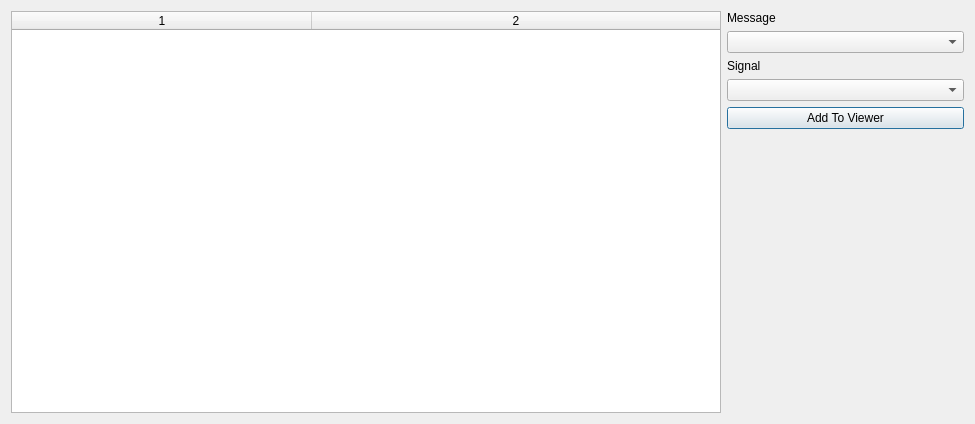
Old version of the form ui/signalviewerwindow.ui in the repository collin80/SavvyCAN.
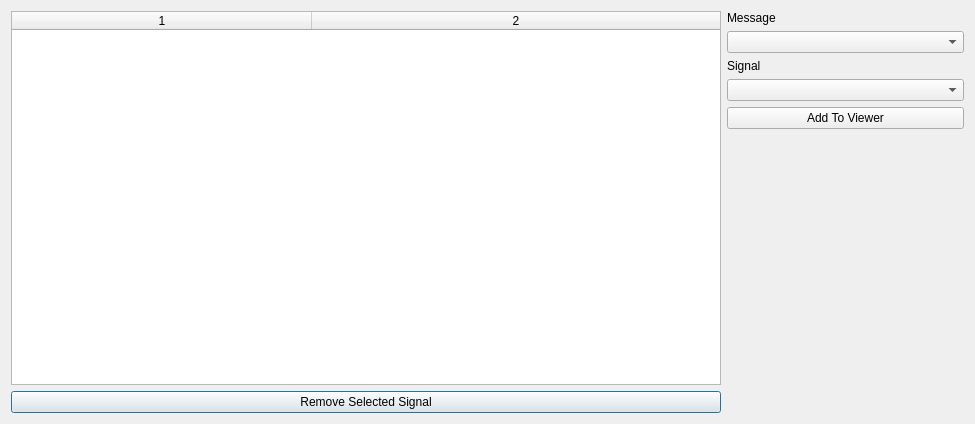
New version of the form.

Commit message: Implemented the signal viewer and enabled it in the menu.

```diff
--- a/ui/signalviewerwindow.ui
+++ b/ui/signalviewerwindow.ui
@@ -15,6 +15,8 @@
   </property>
   <layout class="QHBoxLayout" name="horizontalLayout" stretch="3,1">
    <item>
+    <layout class="QVBoxLayout" name="verticalLayout_2">
+     <item>
     <widget class="QTableWidget" name="tableViewer">
      <property name="columnCount">
       <number>2</number>
@@ -31,6 +33,15 @@
      <column/>
      <column/>
     </widget>
+     </item>
+     <item>
+      <widget class="QPushButton" name="btnRemove">
+       <property name="text">
+        <string>Remove Selected Signal</string>
+       </property>
+      </widget>
+     </item>
+    </layout>
    </item>
    <item>
     <layout class="QVBoxLayout" name="verticalLayout">
```
Lines whose indentation alone changed are shown as unchanged. The commit also changes 5 other files.
